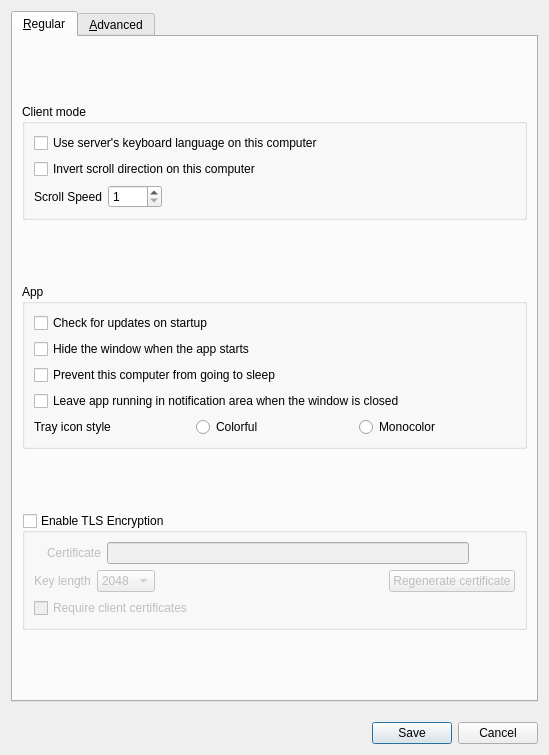
This is src/lib/gui/dialogs/SettingsDialog.ui in deskflow/deskflow as Qt 5 draws it before an edit. The edited form follows.
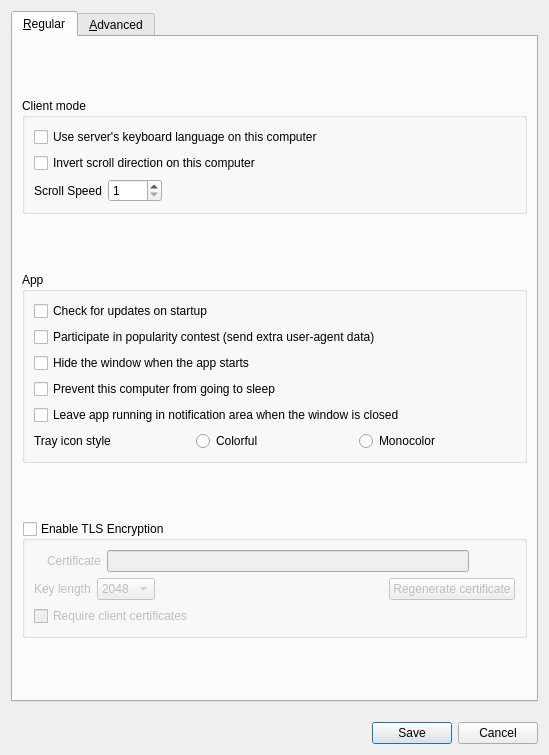
This is the edited form. Icons and pictures are not drawn.

Commit message:
feat: gui, Update user agent string and simplify version check request (RFC 9110 10.1.5)
feat: Add option to participate in popularity contest

- Only sets extra user agent info if the option is enabled
- Default is disabled
- Added checkbox to version checker dialog
- Added option to settings dialog

Diff of the .ui file:
```diff
--- a/src/lib/gui/dialogs/SettingsDialog.ui
+++ b/src/lib/gui/dialogs/SettingsDialog.ui
@@ -111,6 +111,13 @@
             </property>
            </widget>
           </item>
+          <item>
+           <widget class="QCheckBox" name="cbPopularityContest">
+            <property name="text">
+             <string>Participate in popularity contest (send extra user-agent data)</string>
+            </property>
+           </widget>
+          </item>
           <item>
            <widget class="QCheckBox" name="cbAutoHide">
             <property name="text">
```
The commit also changes 9 other files.
